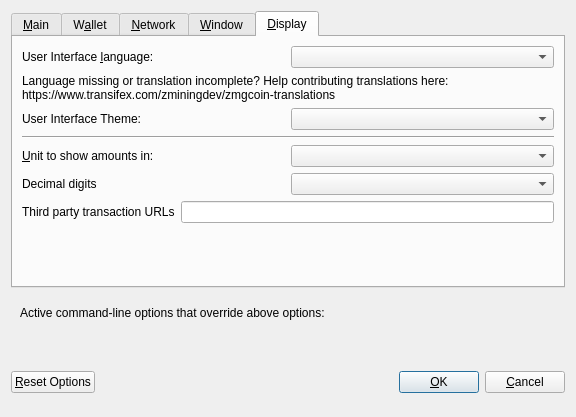
First picture: the form in src/qt/forms/optionsdialog.ui, repository danrachita/zmg, before the edit.
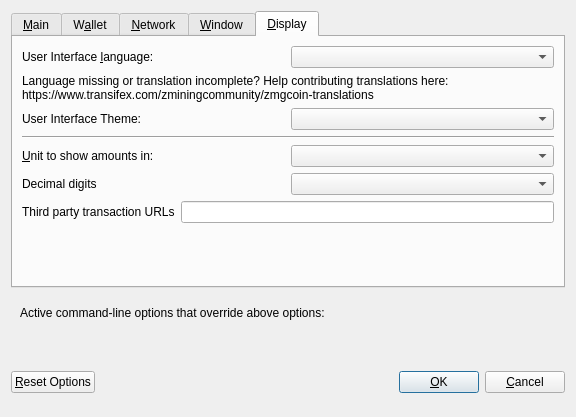
Second picture: the form after the edit. The open tabs and pages were chosen to show the change. Custom widgets are drawn as their Qt base class.

Diff of the .ui file:
```diff
--- a/src/qt/forms/optionsdialog.ui
+++ b/src/qt/forms/optionsdialog.ui
@@ -476,7 +476,7 @@
          </property>
          <property name="text">
           <string>Language missing or translation incomplete? Help contributing translations here:
-https://www.transifex.com/zminingdev/zmgcoin-translations</string>
+https://www.transifex.com/zminingcommunity/zmgcoin-translations</string>
          </property>
          <property name="wordWrap">
           <bool>true</bool>
```
